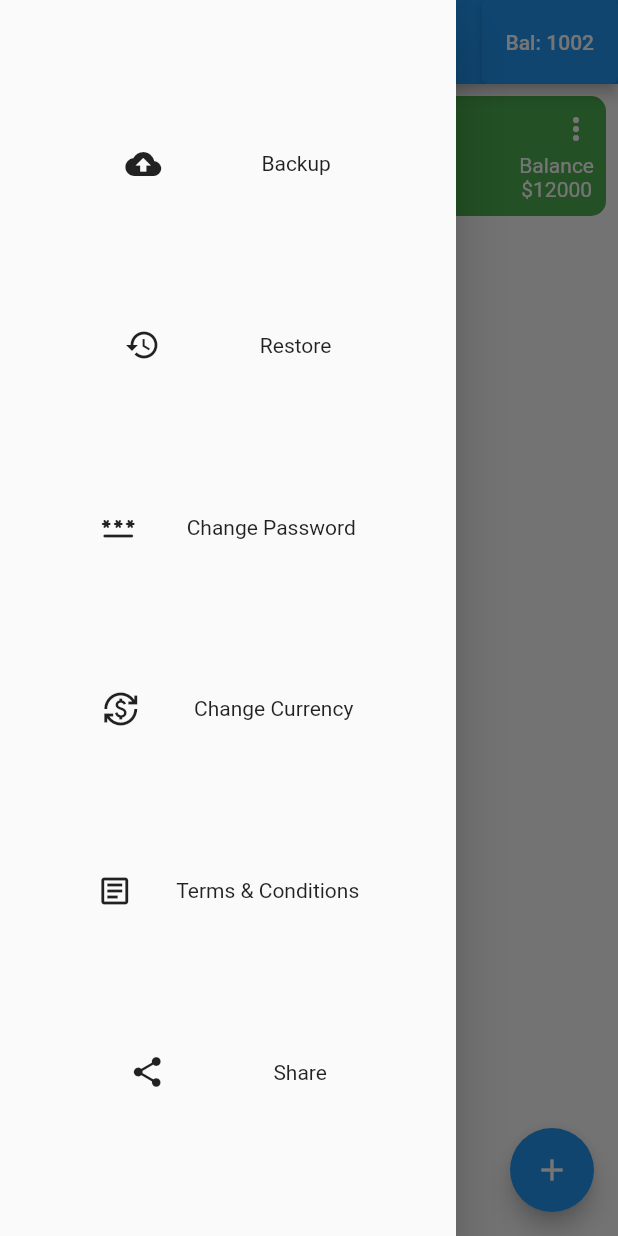
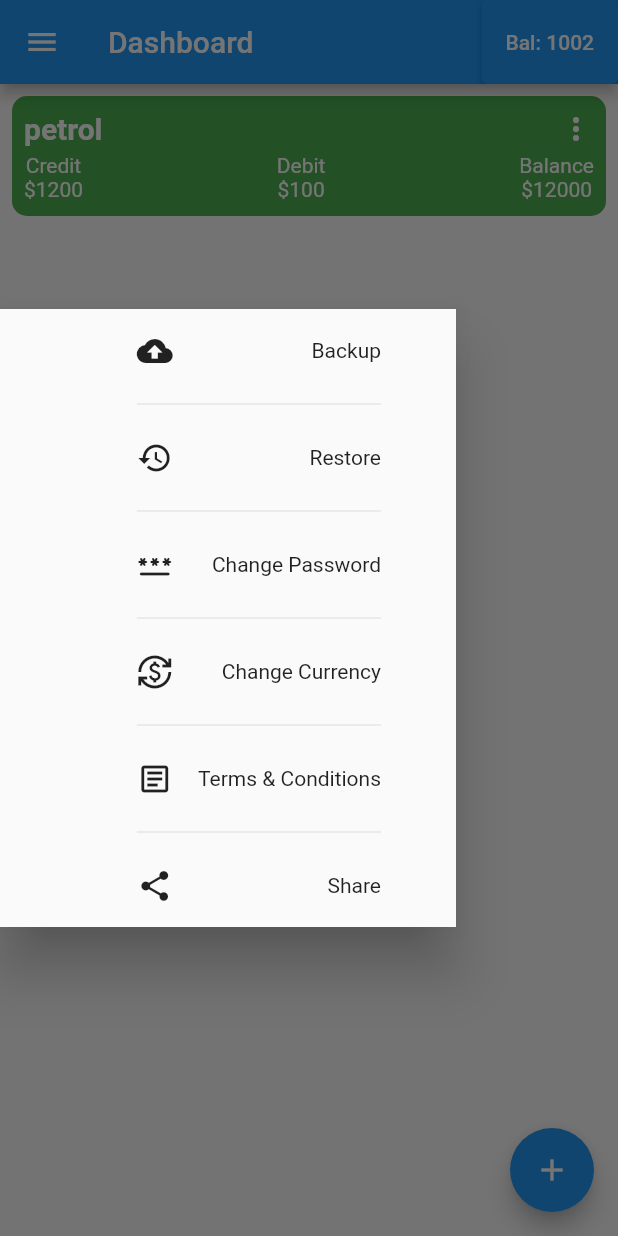
Before and after one commit to amityamsi/khata_app, a Flutter app: the HomeScreen screen opened directly, with the side drawer open, on a phone screen of 412 x 824 dp. Run offline on Flutter 3.47's test engine with Material 2 defaults, Android fonts, the phone set to English and light mode, and no system bars; our stand-ins replace flutter_riverpod.

Commit message:
update side drawer

```diff
--- a/lib/app/ui/home_screen.dart
+++ b/lib/app/ui/home_screen.dart
@@ -1,4 +1,5 @@
 import 'package:flutter/material.dart';
+import 'package:khata_app/app/constants/colors.dart';
 import 'package:khata_app/app/widgets/custom_list_widget.dart';
 
 class HomeScreen extends StatelessWidget {
@@ -6,58 +7,70 @@ class HomeScreen extends StatelessWidget {
 
   @override
   Widget build(BuildContext context) {
+    var height = MediaQuery.of(context).size.height;
+    var width = MediaQuery.of(context).size.width;
+
     return Scaffold(
       appBar: AppBar(
         title: const Text("Dashboard"),
         actions: [ElevatedButton(onPressed: () {}, child: Text("Bal: 1002"))],
       ),
       drawer: SafeArea(
+        child: SizedBox(
+          height: height * .5,
           child: Drawer(
+            shadowColor: AppColors.black,
             child: Padding(
               padding: EdgeInsets.symmetric(horizontal: 50),
-            child: SizedBox(
-              height: 500,
+              child: Container(
+                child: Padding(
+                  padding: EdgeInsets.only(left: width * .1),
                   child: Column(
                       mainAxisSize: MainAxisSize.min,
                       mainAxisAlignment: MainAxisAlignment.spaceEvenly,
                       children: [
                         Row(
-                      mainAxisAlignment: MainAxisAlignment.spaceAround,
+                          mainAxisAlignment: MainAxisAlignment.spaceBetween,
                           children: [
                             Icon(Icons.cloud_upload),
                             Text("Backup"),
                           ],
                         ),
+                        Divider(),
                         Row(
-                      mainAxisAlignment: MainAxisAlignment.spaceAround,
+                          mainAxisAlignment: MainAxisAlignment.spaceBetween,
                           children: [
                             Icon(Icons.restore),
                             Text("Restore"),
                           ],
                         ),
+                        Divider(),
                         Row(
-                      mainAxisAlignment: MainAxisAlignment.spaceAround,
+                          mainAxisAlignment: MainAxisAlignment.spaceBetween,
                           children: [
                             Icon(Icons.password_rounded),
                             Text("Change Password"),
                           ],
                         ),
+                        Divider(),
                         Row(
-                      mainAxisAlignment: MainAxisAlignment.spaceAround,
+                          mainAxisAlignment: MainAxisAlignment.spaceBetween,
                           children: [
                             Icon(Icons.currency_exchange_outlined),
                             Text("Change Currency"),
                           ],
                         ),
+                        Divider(),
                         Row(
-                      mainAxisAlignment: MainAxisAlignment.spaceAround,
+                          mainAxisAlignment: MainAxisAlignment.spaceBetween,
                           children: [
                             Icon(Icons.article_outlined),
                             Text("Terms & Conditions"),
                           ],
                         ),
+                        Divider(),
                         Row(
-                      mainAxisAlignment: MainAxisAlignment.spaceAround,
+                          mainAxisAlignment: MainAxisAlignment.spaceBetween,
                           children: [
                             Icon(Icons.share),
                             Text("Share"),
@@ -68,15 +81,46 @@ class HomeScreen extends StatelessWidget {
               ),
             ),
           ),
+        ),
+      ),
       floatingActionButton: FloatingActionButton(
-        onPressed: () {},
+        onPressed: () {
+          addNewExpanse(context, width);
+        },
         child: Icon(Icons.add),
       ),
       body: CustomTileListWidget(),
     );
   }
 
-  Widget addNewExpanse() {
-    return Container();
+  addNewExpanse(context, width) {
+    showDialog<void>(
+      context: context,
+      barrierDismissible: true, // user must tap button!
+      builder: (BuildContext context) {
+        return AlertDialog(
+          alignment: Alignment.center,
+          shape: RoundedRectangleBorder(
+              borderRadius: BorderRadius.all(Radius.circular(20.0))),
+          title: const Text('Add a new account'),
+          content: SingleChildScrollView(
+            child: Column(
+              children: [
+                TextField(
+                  decoration: InputDecoration(
+                      border: OutlineInputBorder(), hintText: "Account Name"),
+                ),
+                Row(
+                    mainAxisAlignment: MainAxisAlignment.spaceBetween,
+                    children: [
+                      TextButton(onPressed: () {}, child: Text("Cancel")),
+                      ElevatedButton(onPressed: () {}, child: Text("Save"))
+                    ]),
+              ],
+            ),
+          ),
+        );
+      },
+    );
   }
 }
--- a/lib/main.dart
+++ b/lib/main.dart
@@ -1,5 +1,6 @@
 import 'package:flutter/material.dart';
 import 'package:flutter_riverpod/flutter_riverpod.dart';
+import 'package:khata_app/app/ui/expanses_details.dart';
 import 'package:khata_app/app/ui/home_screen.dart';
 
 void main() {
@@ -17,7 +18,7 @@ class MyApp extends StatelessWidget {
       theme: ThemeData(
         primarySwatch: Colors.blue,
       ),
-      home: const HomeScreen(),
+      home: const ExpansesDetailScreen(),
     );
   }
 }
```
Also changed, not shown: lib/app/ui/expanses_details.dart (+11 -1 lines). Lines whose indentation alone changed are shown as unchanged.
